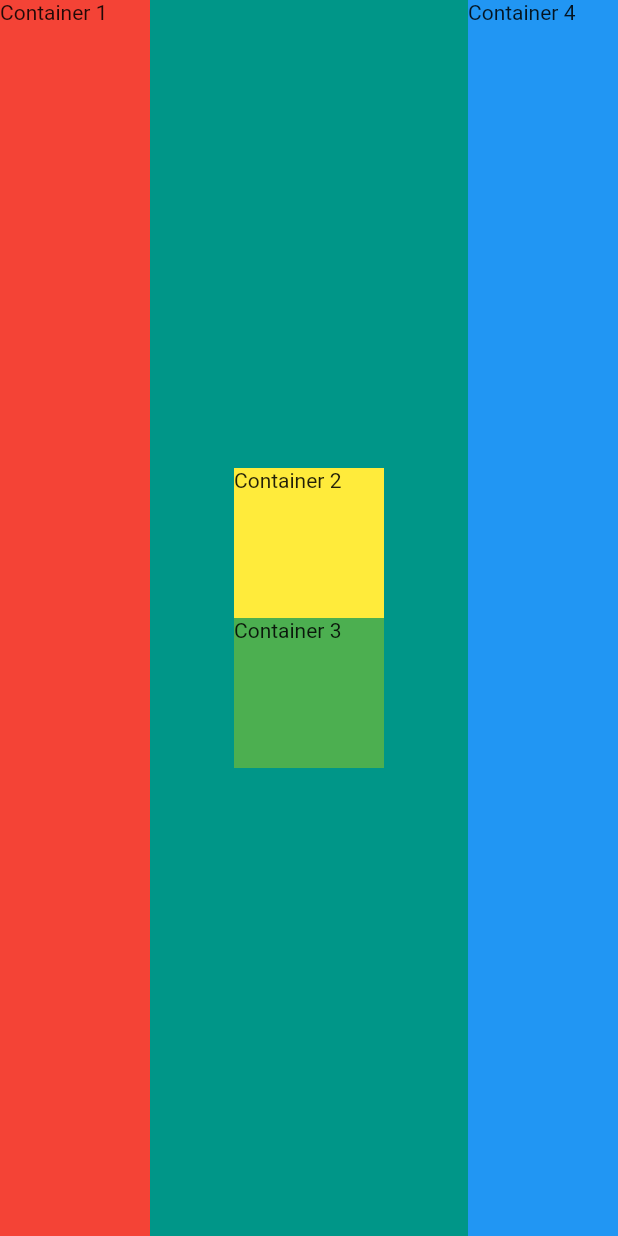
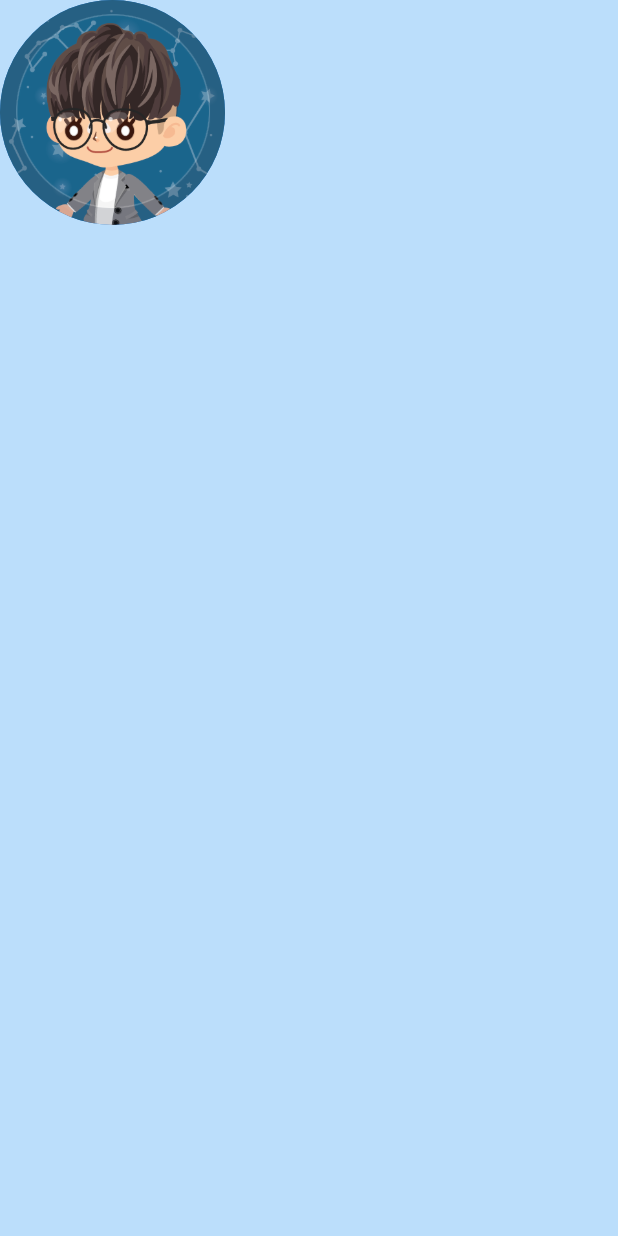
Before and after one commit to C17AN/i-love-flutter, a Flutter app: the screen it shows after launch, on a phone screen of 412 x 824 dp. Run offline on Flutter 3.47's test engine with Material 2 defaults, Android fonts, the phone set to English and light mode, and no system bars.

Commit message:
feat: profile card prototype

```diff
--- a/mi_card_flutter-master/lib/main.dart
+++ b/mi_card_flutter-master/lib/main.dart
@@ -10,40 +10,18 @@
     return MaterialApp(
       debugShowCheckedModeBanner: false,
       home: Scaffold(
-        backgroundColor: Colors.teal,
+        backgroundColor: Colors.blue[100],
         body: SafeArea(
-          child: Row(
-            mainAxisAlignment: MainAxisAlignment.spaceBetween,
-            crossAxisAlignment: CrossAxisAlignment.stretch,
-            children: <Widget>[
-              Container(
-                child: Text("Container 1"),
-                width: 100,
-                color: Colors.red,
-              ),
-              Column(
-                  mainAxisAlignment: MainAxisAlignment.center,
-                  children: <Widget>[
-                    Container(
-                      child: Text("Container 2"),
-                      width: 100,
-                      height: 100,
-                      color: Colors.yellow,
-                    ),
-                    Container(
-                      child: Text("Container 3"),
-                      width: 100,
-                      height: 100,
-                      color: Colors.green,
-                    ),
-                  ]),
-              Container(
-                child: Text("Container 4"),
-                width: 100,
-                color: Colors.blue,
-              )
-            ],
-          ),
+          child: Column(children: <Widget>[
+            CircleAvatar(
+                radius: 75,
+                // backgroundColor: Colors.blue[50],
+                backgroundImage: AssetImage('images/profile.png')
+
+                // Q. AssetImage 타입과 Image.asset 타입의 차이는 무엇인가?
+                // child: Image.asset('images/profile.png'),
+                ),
+          ]),
         ),
       ),
     );
```
Also changed, not shown: mi_card_flutter-master/lib/challenge_1.dart (added, +51 -0 lines), mi_card_flutter-master/lib/temp.dart (deleted, +0 -51 lines), mi_card_flutter-master/pubspec.yaml (+2 -41 lines), mi_card_flutter-master/images/profile.png (added).
